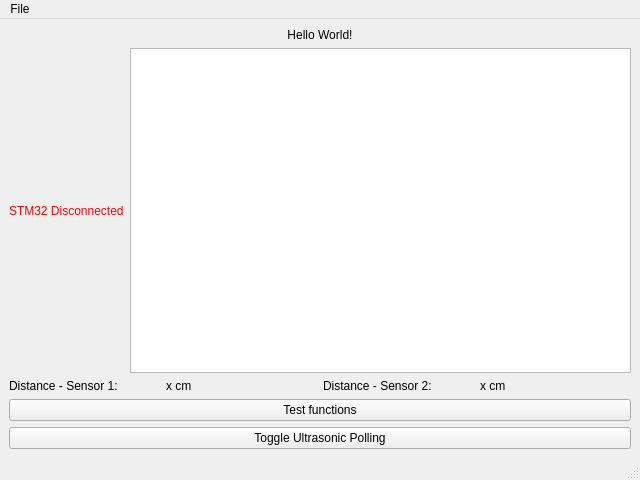
Before: the Qt Designer form mainwindow.ui in LeedsRaspJam/Cryptoid-Python, drawn with Qt 5.
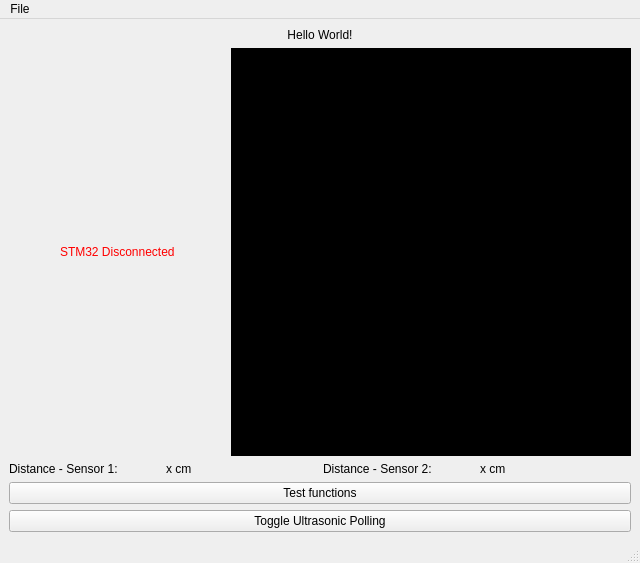
After: the same form once the commit is applied.

```diff
--- a/mainwindow.ui
+++ b/mainwindow.ui
@@ -7,7 +7,7 @@
     <x>0</x>
     <y>0</y>
     <width>640</width>
-    <height>480</height>
+    <height>563</height>
    </rect>
   </property>
   <property name="windowTitle">
@@ -28,7 +28,21 @@
     <item>
      <layout class="QHBoxLayout" name="horizontalLayout">
       <item>
-       <layout class="QHBoxLayout" name="horizontalLayout_2"/>
+       <layout class="QHBoxLayout" name="horizontalLayout_2">
+        <item>
+         <spacer name="horizontalSpacer">
+          <property name="orientation">
+           <enum>Qt::Horizontal</enum>
+          </property>
+          <property name="sizeHint" stdset="0">
+           <size>
+            <width>40</width>
+            <height>20</height>
+           </size>
+          </property>
+         </spacer>
+        </item>
+       </layout>
       </item>
       <item>
        <widget class="QLabel" name="stm32Connected">
@@ -41,7 +55,478 @@
        </widget>
       </item>
       <item>
-       <widget class="QTextBrowser" name="logTb"/>
+       <spacer name="horizontalSpacer_2">
+        <property name="orientation">
+         <enum>Qt::Horizontal</enum>
+        </property>
+        <property name="sizeHint" stdset="0">
+         <size>
+          <width>40</width>
+          <height>20</height>
+         </size>
+        </property>
+       </spacer>
+      </item>
+      <item>
+       <widget class="QTextBrowser" name="logTb">
+        <property name="minimumSize">
+         <size>
+          <width>400</width>
+          <height>0</height>
+         </size>
+        </property>
+        <property name="maximumSize">
+         <size>
+          <width>400</width>
+          <height>16777215</height>
+         </size>
+        </property>
+        <property name="palette">
+         <palette>
+          <active>
+           <colorrole role="WindowText">
+            <brush brushstyle="SolidPattern">
+             <color alpha="255">
+              <red>255</red>
+              <green>255</green>
+              <blue>255</blue>
+             </color>
+            </brush>
+           </colorrole>
+           <colorrole role="Button">
+            <brush brushstyle="SolidPattern">
+             <color alpha="255">
+              <red>0</red>
+              <green>0</green>
+              <blue>0</blue>
+             </color>
+            </brush>
+           </colorrole>
+           <colorrole role="Light">
+            <brush brushstyle="SolidPattern">
+             <color alpha="255">
+              <red>0</red>
+              <green>0</green>
+              <blue>0</blue>
+             </color>
+            </brush>
+           </colorrole>
+           <colorrole role="Midlight">
+            <brush brushstyle="SolidPattern">
+             <color alpha="255">
+              <red>0</red>
+              <green>0</green>
+              <blue>0</blue>
+             </color>
+            </brush>
+           </colorrole>
+           <colorrole role="Dark">
+            <brush brushstyle="SolidPattern">
+             <color alpha="255">
+              <red>0</red>
+              <green>0</green>
+              <blue>0</blue>
+             </color>
+            </brush>
+           </colorrole>
+           <colorrole role="Mid">
+            <brush brushstyle="SolidPattern">
+             <color alpha="255">
+              <red>0</red>
+              <green>0</green>
+              <blue>0</blue>
+             </color>
+            </brush>
+           </colorrole>
+           <colorrole role="Text">
+            <brush brushstyle="SolidPattern">
+             <color alpha="255">
+              <red>255</red>
+              <green>255</green>
+              <blue>255</blue>
+             </color>
+            </brush>
+           </colorrole>
+           <colorrole role="BrightText">
+            <brush brushstyle="SolidPattern">
+             <color alpha="255">
+              <red>255</red>
+              <green>255</green>
+              <blue>255</blue>
+             </color>
+            </brush>
+           </colorrole>
+           <colorrole role="ButtonText">
+            <brush brushstyle="SolidPattern">
+             <color alpha="255">
+              <red>255</red>
+              <green>255</green>
+              <blue>255</blue>
+             </color>
+            </brush>
+           </colorrole>
+           <colorrole role="Base">
+            <brush brushstyle="SolidPattern">
+             <color alpha="255">
+              <red>0</red>
+              <green>0</green>
+              <blue>0</blue>
+             </color>
+            </brush>
+           </colorrole>
+           <colorrole role="Window">
+            <brush brushstyle="SolidPattern">
+             <color alpha="255">
+              <red>0</red>
+              <green>0</green>
+              <blue>0</blue>
+             </color>
+            </brush>
+           </colorrole>
+           <colorrole role="Shadow">
+            <brush brushstyle="SolidPattern">
+             <color alpha="255">
+              <red>0</red>
+              <green>0</green>
+              <blue>0</blue>
+             </color>
+            </brush>
+           </colorrole>
+           <colorrole role="AlternateBase">
+            <brush brushstyle="SolidPattern">
+             <color alpha="255">
+              <red>0</red>
+              <green>0</green>
+              <blue>0</blue>
+             </color>
+            </brush>
+           </colorrole>
+           <colorrole role="ToolTipBase">
+            <brush brushstyle="SolidPattern">
+             <color alpha="255">
+              <red>255</red>
+              <green>255</green>
+              <blue>220</blue>
+             </color>
+            </brush>
+           </colorrole>
+           <colorrole role="ToolTipText">
+            <brush brushstyle="SolidPattern">
+             <color alpha="255">
+              <red>0</red>
+              <green>0</green>
+              <blue>0</blue>
+             </color>
+            </brush>
+           </colorrole>
+           <colorrole role="PlaceholderText">
+            <brush brushstyle="SolidPattern">
+             <color alpha="128">
+              <red>255</red>
+              <green>255</green>
+              <blue>255</blue>
+             </color>
+            </brush>
+           </colorrole>
+          </active>
+          <inactive>
+           <colorrole role="WindowText">
+            <brush brushstyle="SolidPattern">
+             <color alpha="255">
+              <red>255</red>
+              <green>255</green>
+              <blue>255</blue>
+             </color>
+            </brush>
+           </colorrole>
+           <colorrole role="Button">
+            <brush brushstyle="SolidPattern">
+             <color alpha="255">
+              <red>0</red>
+              <green>0</green>
+              <blue>0</blue>
+             </color>
+            </brush>
+           </colorrole>
+           <colorrole role="Light">
+            <brush brushstyle="SolidPattern">
+             <color alpha="255">
+              <red>0</red>
+              <green>0</green>
+              <blue>0</blue>
+             </color>
+            </brush>
+           </colorrole>
+           <colorrole role="Midlight">
+            <brush brushstyle="SolidPattern">
+             <color alpha="255">
+              <red>0</red>
+              <green>0</green>
+              <blue>0</blue>
+             </color>
+            </brush>
+           </colorrole>
+           <colorrole role="Dark">
+            <brush brushstyle="SolidPattern">
+             <color alpha="255">
+              <red>0</red>
+              <green>0</green>
+              <blue>0</blue>
+             </color>
+            </brush>
+           </colorrole>
+           <colorrole role="Mid">
+            <brush brushstyle="SolidPattern">
+             <color alpha="255">
+              <red>0</red>
+              <green>0</green>
+              <blue>0</blue>
+             </color>
+            </brush>
+           </colorrole>
+           <colorrole role="Text">
+            <brush brushstyle="SolidPattern">
+             <color alpha="255">
+              <red>255</red>
+              <green>255</green>
+              <blue>255</blue>
+             </color>
+            </brush>
+           </colorrole>
+           <colorrole role="BrightText">
+            <brush brushstyle="SolidPattern">
+             <color alpha="255">
+              <red>255</red>
+              <green>255</green>
+              <blue>255</blue>
+             </color>
+            </brush>
+           </colorrole>
+           <colorrole role="ButtonText">
+            <brush brushstyle="SolidPattern">
+             <color alpha="255">
+              <red>255</red>
+              <green>255</green>
+              <blue>255</blue>
+             </color>
+            </brush>
+           </colorrole>
+           <colorrole role="Base">
+            <brush brushstyle="SolidPattern">
+             <color alpha="255">
+              <red>0</red>
+              <green>0</green>
+              <blue>0</blue>
+             </color>
+            </brush>
+           </colorrole>
+           <colorrole role="Window">
+            <brush brushstyle="SolidPattern">
+             <color alpha="255">
+              <red>0</red>
+              <green>0</green>
+              <blue>0</blue>
+             </color>
+            </brush>
+           </colorrole>
+           <colorrole role="Shadow">
+            <brush brushstyle="SolidPattern">
+             <color alpha="255">
+              <red>0</red>
+              <green>0</green>
+              <blue>0</blue>
+             </color>
+            </brush>
+           </colorrole>
+           <colorrole role="AlternateBase">
+            <brush brushstyle="SolidPattern">
+             <color alpha="255">
+              <red>0</red>
+              <green>0</green>
+              <blue>0</blue>
+             </color>
+            </brush>
+           </colorrole>
+           <colorrole role="ToolTipBase">
+            <brush brushstyle="SolidPattern">
+             <color alpha="255">
+              <red>255</red>
+              <green>255</green>
+              <blue>220</blue>
+             </color>
+            </brush>
+           </colorrole>
+           <colorrole role="ToolTipText">
+            <brush brushstyle="SolidPattern">
+             <color alpha="255">
+              <red>0</red>
+              <green>0</green>
+              <blue>0</blue>
+             </color>
+            </brush>
+           </colorrole>
+           <colorrole role="PlaceholderText">
+            <brush brushstyle="SolidPattern">
+             <color alpha="128">
+              <red>255</red>
+              <green>255</green>
+              <blue>255</blue>
+             </color>
+            </brush>
+           </colorrole>
+          </inactive>
+          <disabled>
+           <colorrole role="WindowText">
+            <brush brushstyle="SolidPattern">
+             <color alpha="255">
+              <red>0</red>
+              <green>0</green>
+              <blue>0</blue>
+             </color>
+            </brush>
+           </colorrole>
+           <colorrole role="Button">
+            <brush brushstyle="SolidPattern">
+             <color alpha="255">
+              <red>0</red>
+              <green>0</green>
+              <blue>0</blue>
+             </color>
+            </brush>
+           </colorrole>
+           <colorrole role="Light">
+            <brush brushstyle="SolidPattern">
+             <color alpha="255">
+              <red>0</red>
+              <green>0</green>
+              <blue>0</blue>
+             </color>
+            </brush>
+           </colorrole>
+           <colorrole role="Midlight">
+            <brush brushstyle="SolidPattern">
+             <color alpha="255">
+              <red>0</red>
+              <green>0</green>
+              <blue>0</blue>
+             </color>
+            </brush>
+           </colorrole>
+           <colorrole role="Dark">
+            <brush brushstyle="SolidPattern">
+             <color alpha="255">
+              <red>0</red>
+              <green>0</green>
+              <blue>0</blue>
+             </color>
+            </brush>
+           </colorrole>
+           <colorrole role="Mid">
+            <brush brushstyle="SolidPattern">
+             <color alpha="255">
+              <red>0</red>
+              <green>0</green>
+              <blue>0</blue>
+             </color>
+            </brush>
+           </colorrole>
+           <colorrole role="Text">
+            <brush brushstyle="SolidPattern">
+             <color alpha="255">
+              <red>0</red>
+              <green>0</green>
+              <blue>0</blue>
+             </color>
+            </brush>
+           </colorrole>
+           <colorrole role="BrightText">
+            <brush brushstyle="SolidPattern">
+             <color alpha="255">
+              <red>255</red>
+              <green>255</green>
+              <blue>255</blue>
+             </color>
+            </brush>
+           </colorrole>
+           <colorrole role="ButtonText">
+            <brush brushstyle="SolidPattern">
+             <color alpha="255">
+              <red>0</red>
+              <green>0</green>
+              <blue>0</blue>
+             </color>
+            </brush>
+           </colorrole>
+           <colorrole role="Base">
+            <brush brushstyle="SolidPattern">
+             <color alpha="255">
+              <red>0</red>
+              <green>0</green>
+              <blue>0</blue>
+             </color>
+            </brush>
+           </colorrole>
+           <colorrole role="Window">
+            <brush brushstyle="SolidPattern">
+             <color alpha="255">
+              <red>0</red>
+              <green>0</green>
+              <blue>0</blue>
+             </color>
+            </brush>
+           </colorrole>
+           <colorrole role="Shadow">
+            <brush brushstyle="SolidPattern">
+             <color alpha="255">
+              <red>0</red>
+              <green>0</green>
+              <blue>0</blue>
+             </color>
+            </brush>
+           </colorrole>
+           <colorrole role="AlternateBase">
+            <brush brushstyle="SolidPattern">
+             <color alpha="255">
+              <red>0</red>
+              <green>0</green>
+              <blue>0</blue>
+             </color>
+            </brush>
+           </colorrole>
+           <colorrole role="ToolTipBase">
+            <brush brushstyle="SolidPattern">
+             <color alpha="255">
+              <red>255</red>
+              <green>255</green>
+              <blue>220</blue>
+             </color>
+            </brush>
+           </colorrole>
+           <colorrole role="ToolTipText">
+            <brush brushstyle="SolidPattern">
+             <color alpha="255">
+              <red>0</red>
+              <green>0</green>
+              <blue>0</blue>
+             </color>
+            </brush>
+           </colorrole>
+           <colorrole role="PlaceholderText">
+            <brush brushstyle="SolidPattern">
+             <color alpha="128">
+              <red>255</red>
+              <green>255</green>
+              <blue>255</blue>
+             </color>
+            </brush>
+           </colorrole>
+          </disabled>
+         </palette>
+        </property>
+        <property name="openLinks">
+         <bool>false</bool>
+        </property>
+       </widget>
       </item>
      </layout>
     </item>
```
